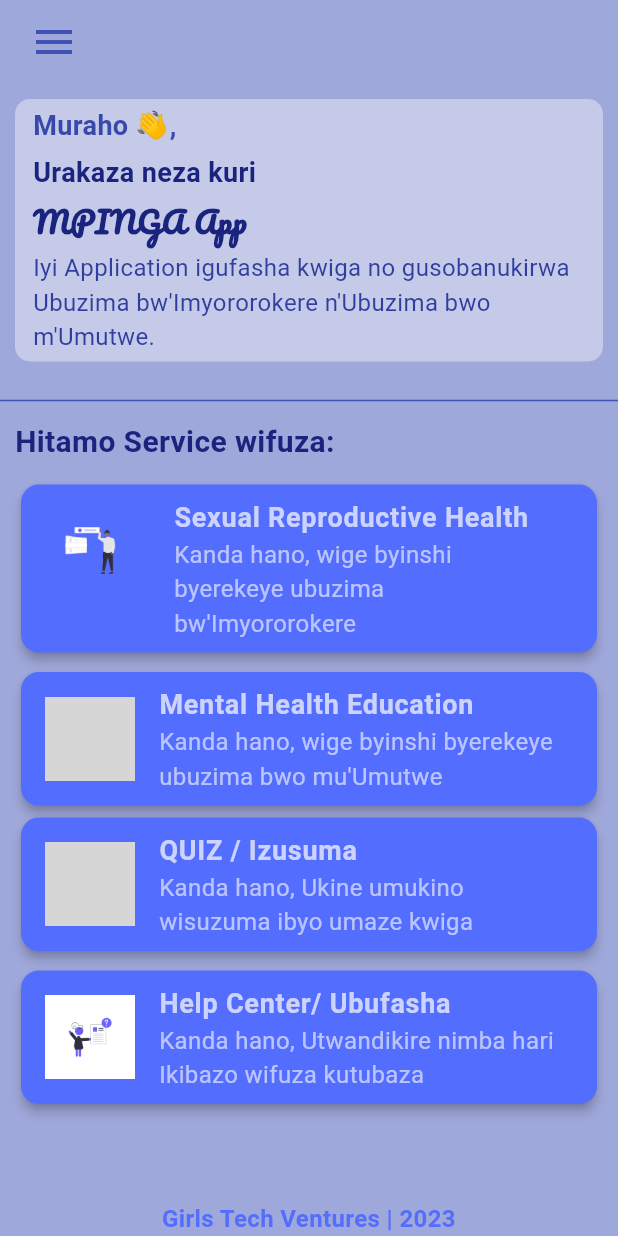
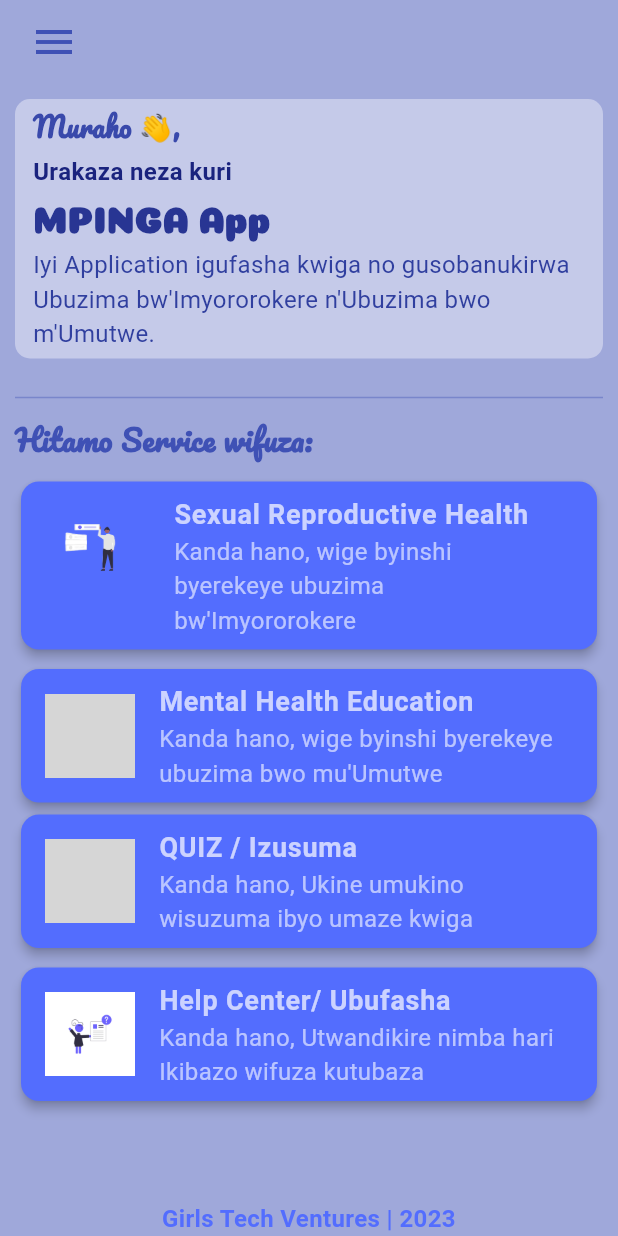
Before and after one commit to Iam-Ntwali/Mpinga, a Flutter app: the screen it shows after launch, on a phone screen of 412 x 824 dp. Run offline on Flutter 3.47's test engine with Material 3 defaults, Android fonts, the phone set to English and light mode, and no system bars; missing offline and left inert: syncfusion_flutter_pdfviewer; grey boxes are pictures that could not be loaded.

Commit message:
some changes

```diff
--- a/lib/screens/homepage.dart
+++ b/lib/screens/homepage.dart
@@ -55,6 +55,7 @@ class _HomePageState extends State<HomePage> {
                     'Muraho 👋,',
                     style: TextStyle(
                       color: Colors.indigo[600],
+                      fontFamily: 'Pacifico',
                       fontSize: 18,
                       fontWeight: FontWeight.bold,
                     ),
@@ -63,18 +64,18 @@ class _HomePageState extends State<HomePage> {
                   Text(
                     'Urakaza neza kuri',
                     style: TextStyle(
-                      fontSize: 18,
+                      fontSize: 16,
                       fontWeight: FontWeight.bold,
                       color: Colors.indigo[900],
                     ),
                   ),
-                  const SizedBox(height: 5),
+                  // const SizedBox(height: 1),
                   Text(
                     'MPINGA App',
                     style: TextStyle(
-                      color: Colors.indigo[900],
-                      fontFamily: 'Pacifico',
-                      fontSize: 20,
+                      color: Colors.indigo[800],
+                      fontFamily: 'Coiny',
+                      fontSize: 24,
                       fontWeight: FontWeight.bold,
                     ),
                   ),
@@ -90,25 +91,28 @@ class _HomePageState extends State<HomePage> {
                 ],
               ),
             ),
-            const SizedBox(
-              height: 8,
+            const SizedBox(height: 8),
+
+            Container(
+              margin: const EdgeInsets.symmetric(horizontal: 10),
+              child: Divider(
+                color: Colors.indigo[300],
+              ),
             ),
 
-            const Divider(
-              color: Colors.indigo,
-            ),
             // Services content start here
             Container(
               padding: const EdgeInsets.symmetric(horizontal: 10, vertical: 5),
               child: Column(
                 crossAxisAlignment: CrossAxisAlignment.start,
                 children: [
-                  Text(
+                  const Text(
                     'Hitamo Service wifuza:',
                     style: TextStyle(
+                      color: Colors.indigo,
+                      fontFamily: 'Pacifico',
                       fontSize: 20,
                       fontWeight: FontWeight.bold,
-                      color: Colors.indigo[900],
                     ),
                   ),
                   const SizedBox(height: 10),
```
